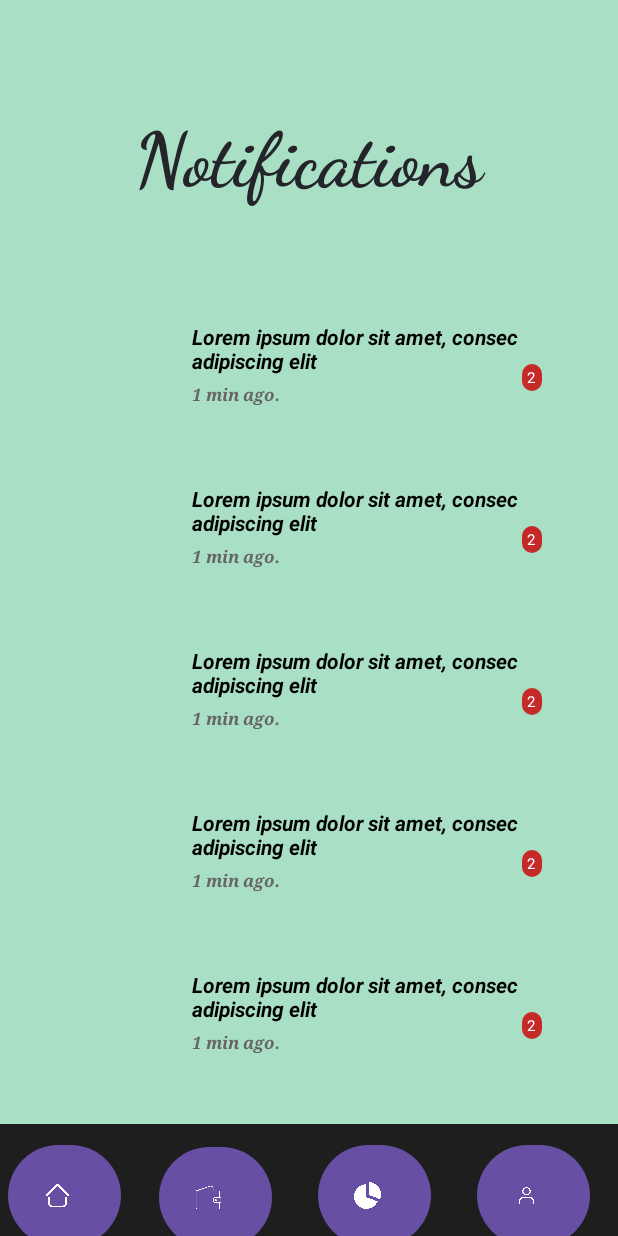
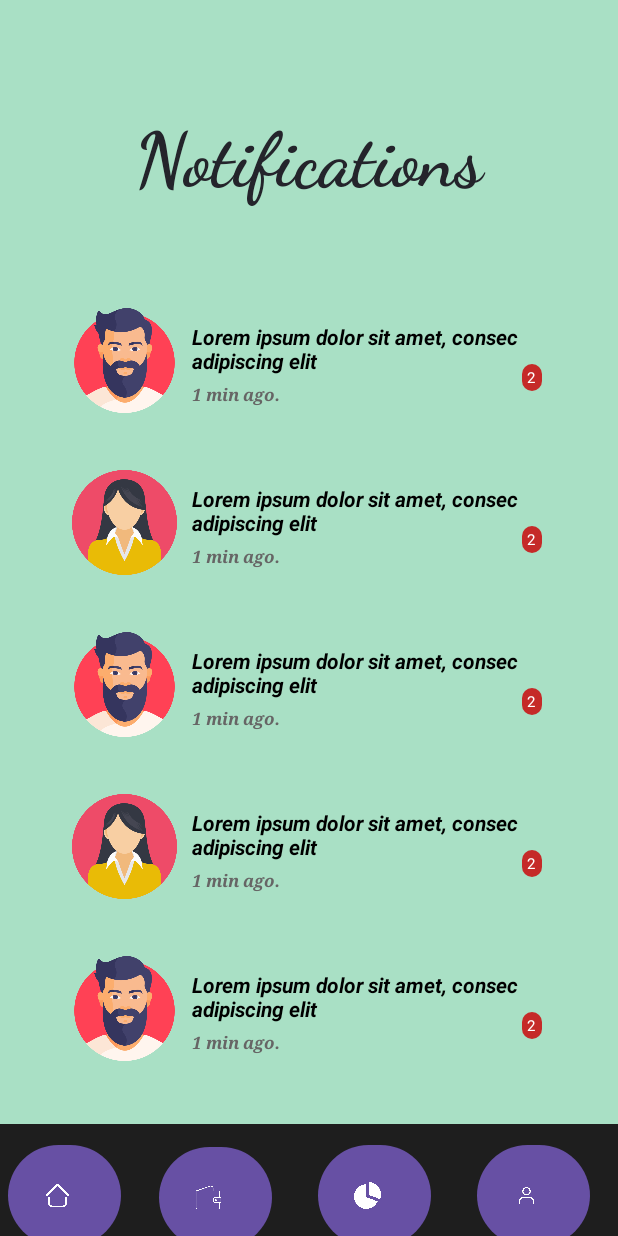
Before and after one commit to kush-raj-nit061/Social-Lite, an Android app: the NotificationsActivity screen opened directly, with no data from a screen before it, on a phone screen of 412 x 824 dp. Run offline under Robolectric (Android 15) with nearby library versions, the phone set to English and light mode, and no system bars; Roboto replaces fonts that are not available here.

```diff
--- a/app/src/main/res/layout/activity_collaboration.xml
+++ b/app/src/main/res/layout/activity_collaboration.xml
@@ -45,7 +45,7 @@
                 android:layout_width="60dp"
                 android:layout_height="25dp"
                 android:layout_marginStart="338dp"
-                android:text="See All"
+                android:text="@string/see_all"
                 android:textColor="@color/black"
                 android:textSize="16sp"
                 android:textStyle="bold" />
@@ -152,7 +152,7 @@
                 android:layout_width="60dp"
                 android:layout_height="25dp"
                 android:layout_marginStart="338dp"
-                android:text="See All"
+                android:text="@string/see_all"
                 android:textColor="@color/black"
                 android:textSize="16sp"
                 android:textStyle="bold" />
--- a/app/src/main/res/layout/activity_notifications.xml
+++ b/app/src/main/res/layout/activity_notifications.xml
@@ -58,7 +58,7 @@
                         android:layout_height="70dp"
                         android:layout_marginStart="8dp"
                         android:layout_marginTop="18dp"
-                        tools:srcCompat="@drawable/man" />
+                        android:background="@drawable/man" />
 
                     <LinearLayout
                         android:layout_width="230dp"
@@ -117,7 +117,7 @@
                         android:layout_height="70dp"
                         android:layout_marginStart="8dp"
                         android:layout_marginTop="18dp"
-                        tools:srcCompat="@drawable/woman" />
+                        android:background="@drawable/woman" />
 
                     <LinearLayout
                         android:layout_width="230dp"
@@ -176,7 +176,7 @@
                         android:layout_height="70dp"
                         android:layout_marginStart="8dp"
                         android:layout_marginTop="18dp"
-                        tools:srcCompat="@drawable/man" />
+                        android:background="@drawable/man" />
 
                     <LinearLayout
                         android:layout_width="230dp"
@@ -234,7 +234,7 @@
                         android:layout_height="70dp"
                         android:layout_marginStart="8dp"
                         android:layout_marginTop="18dp"
-                        tools:srcCompat="@drawable/woman" />
+                        android:background="@drawable/woman" />
 
                     <LinearLayout
                         android:layout_width="230dp"
@@ -292,7 +292,7 @@
                         android:layout_height="70dp"
                         android:layout_marginStart="8dp"
                         android:layout_marginTop="18dp"
-                        tools:srcCompat="@drawable/man" />
+                        android:background="@drawable/man" />
 
                     <LinearLayout
                         android:layout_width="230dp"
--- a/app/src/main/res/values/strings.xml
+++ b/app/src/main/res/values/strings.xml
@@ -2,4 +2,5 @@
     <string name="app_name">Social Lite</string>
     <string name="notifications">Notifications</string>
     <string name="content">Amet minim mollit non deserunt ullamco est sit aliqua dolor do amet sint</string>
+    <string name="see_all"><u>See All</u></string>
 </resources>
```
